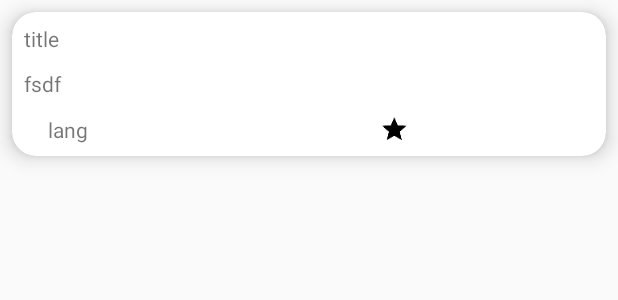
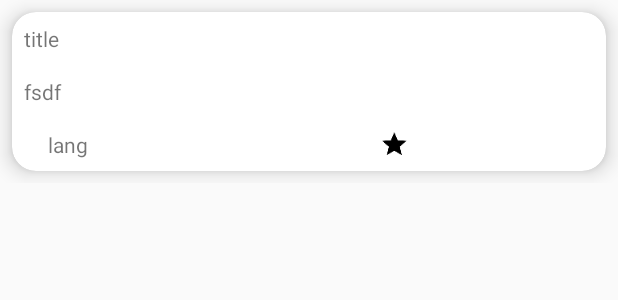
Before and after one commit to Ronda94/Stargazers, an Android app: the layout item_repo.xml on its own in the app's theme, with its tools: preview values and no code run, on a phone screen of 412 x 824 dp. Shown: the top 300 px of the screen. Run offline under Robolectric (Android 15) with nearby library versions, the phone set to English and light mode, and no system bars.

Commit message:
Model stargazer New Query item_loading

```diff
--- a/app/src/main/java/com/marco/stargazers/activities/MainActivity.kt
+++ b/app/src/main/java/com/marco/stargazers/activities/MainActivity.kt
@@ -7,7 +7,7 @@ import androidx.recyclerview.widget.LinearLayoutManager
 import com.marco.stargazers.R
 import com.marco.stargazers.adapters.ReposAdapter
 import com.marco.stargazers.models.Repo
-import com.marco.stargazers.models.service.listRepos
+import com.marco.stargazers.service.listRepos
 import kotlinx.android.synthetic.main.activity_main.*
 import retrofit2.Call
 import retrofit2.Callback
@@ -26,10 +26,11 @@ class MainActivity : AppCompatActivity() {
 
         val linearLayouManager = LinearLayoutManager(this)
         main_recycler.layoutManager = linearLayouManager
+        main_recycler.setHasFixedSize(true)
         main_recycler.adapter = adapter
 
         main_send_btn.setOnClickListener {
-            listRepos(main_editTxt.text.toString()).enqueue(object : Callback<List<Repo>> {
+            listRepos(main_editTxt.text.toString(),1).enqueue(object : Callback<List<Repo>> {
                 override fun onFailure(call: Call<List<Repo>>, t: Throwable) {
                     Log.e("Non funziona", t.message)
                 }
--- /dev/null
+++ b/app/src/main/java/com/marco/stargazers/service/Repo.kt
@@ -0,0 +1,4 @@
+package com.marco.stargazers.service
+
+class Repo {
+}
--- a/app/src/main/res/layout/item_repo.xml
+++ b/app/src/main/res/layout/item_repo.xml
@@ -1,10 +1,13 @@
 <?xml version="1.0" encoding="utf-8"?>
-<androidx.cardview.widget.CardView xmlns:android="http://schemas.android.com/apk/res/android"
+<FrameLayout
+    xmlns:android="http://schemas.android.com/apk/res/android"
     xmlns:app="http://schemas.android.com/apk/res-auto"
-    xmlns:tools="http://schemas.android.com/tools"
-    android:orientation="vertical"
     android:layout_width="match_parent"
-    android:layout_height="96dp"
+    android:layout_height="@dimen/item_height">
+
+    <androidx.cardview.widget.CardView
+        android:layout_width="match_parent"
+        android:layout_height="match_parent"
         app:cardCornerRadius="16dp"
         app:cardElevation="8dp"
         android:layout_margin="8dp"
@@ -89,12 +92,7 @@
                 android:layout_height="wrap_content"
                 android:orientation="vertical"
                 app:layout_constraintGuide_percent="0.6" />
-
-
         </androidx.constraintlayout.widget.ConstraintLayout>
 
-
-
-
-
     </androidx.cardview.widget.CardView>
+</FrameLayout>
--- /dev/null
+++ b/app/src/main/res/values/dimens.xml
@@ -0,0 +1,6 @@
+<?xml version="1.0" encoding="utf-8"?>
+<resources>
+
+    <dimen name="item_height">122dp</dimen>
+
+</resources>
```
Also changed, not shown: app/src/main/java/com/marco/stargazers/models/Repo.kt (+5 -5 lines), app/src/main/java/com/marco/stargazers/models/Stargazer.kt (added, +7 -0 lines), app/src/main/java/com/marco/stargazers/models/service/GitHubUtils.kt (deleted, +0 -13 lines), app/src/main/java/com/marco/stargazers/service/GitHubService.kt (renamed from app/src/main/java/com/marco/stargazers/models/service/GitHubService.kt, +7 -4 lines), app/src/main/java/com/marco/stargazers/service/GitHubUtils.kt (added, +13 -0 lines), app/src/main/res/layout/item_loading.xml (added, +37 -0 lines). Lines whose indentation alone changed are shown as unchanged.
